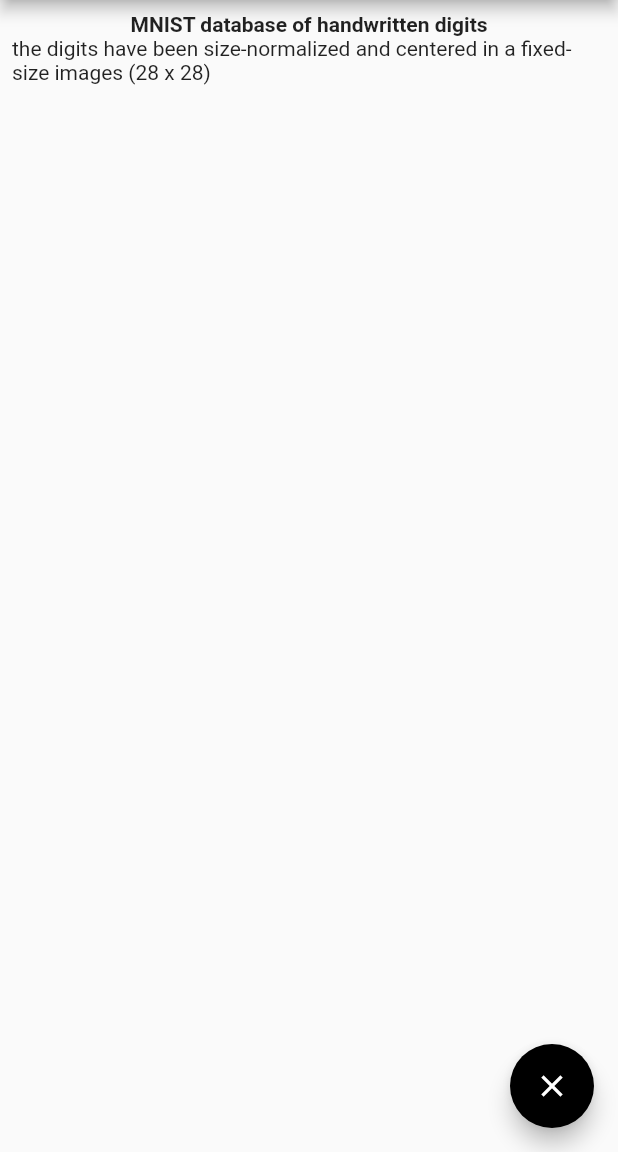
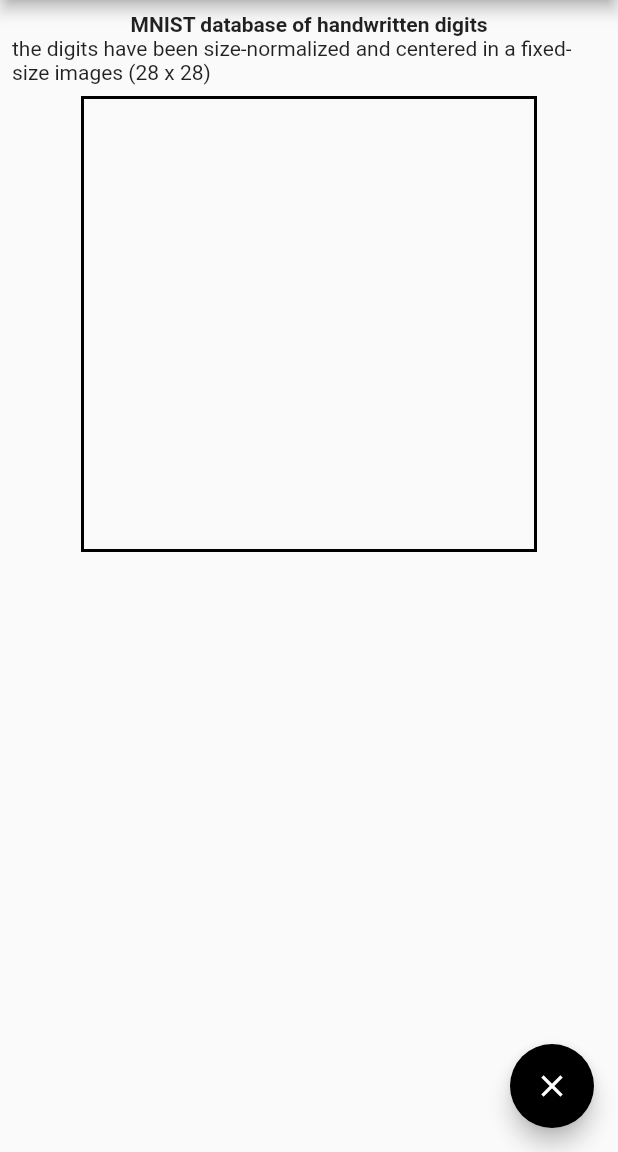
Before and after one commit to lxcao/flutter_tfl_digit_recognizer, a Flutter app: the screen it shows after launch, after a tap on the "clear" icon, on a phone screen of 412 x 824 dp, the part 84-1236 px from its top. Run offline on Flutter 3.47's test engine with Material 2 defaults, Android fonts, the phone set to English and light mode, and no system bars; missing offline and left inert: tflite.

```diff
--- a/lib/pages/draw_page.dart
+++ b/lib/pages/draw_page.dart
@@ -2,11 +2,13 @@
  * @Author: clingxin
  * @Date: 2021-05-14 09:20:36
  * @LastEditors: clingxin
- * @LastEditTime: 2021-05-14 09:50:00
+ * @LastEditTime: 2021-05-14 13:35:27
  * @FilePath: /flutter_tfl_digit_recognizer/lib/pages/draw_page.dart
  */
 import 'package:flutter/material.dart';
+import 'package:flutter_tfl_digit_recognizer/pages/drawing_painter.dart';
 import 'package:flutter_tfl_digit_recognizer/services/recognizer.dart';
+import 'package:flutter_tfl_digit_recognizer/utils/constants.dart';
 
 class DrawPage extends StatefulWidget {
   @override
@@ -15,6 +17,7 @@ class DrawPage extends StatefulWidget {
 
 class _DrawPageState extends State<DrawPage> {
   final _recognizer = Recognizer();
+  final _points = List<Offset>();
 
   @override
   void initState() {
@@ -52,11 +55,44 @@ class _DrawPageState extends State<DrawPage> {
               ),
             ],
           ),
+          Container(
+            width: Constants.canvasSize + Constants.borderSize * 2,
+            height: Constants.canvasSize + Constants.borderSize * 2,
+            decoration: BoxDecoration(
+                border: Border.all(
+              color: Colors.black,
+              width: Constants.borderSize,
+            )),
+            child: GestureDetector(
+              onPanUpdate: (details) {
+                Offset _localPosition = details.localPosition;
+                if (_localPosition.dx >= 0 &&
+                    _localPosition.dx <= Constants.canvasSize &&
+                    _localPosition.dy >= 0 &&
+                    _localPosition.dy <= Constants.canvasSize) {
+                  setState(() {
+                    _points.add(_localPosition);
+                  });
+                }
+              },
+              onPanEnd: (details) {
+                _points.add(null);
+                _recognize();
+              },
+              child: CustomPaint(
+                painter: DrawingPainter(_points),
+              ),
+            ),
+          ),
         ],
       ),
       floatingActionButton: FloatingActionButton(
         child: Icon(Icons.clear),
-        onPressed: () {},
+        onPressed: () {
+          setState(() {
+            _points.clear();
+          });
+        },
       ),
     );
   }
@@ -65,4 +101,9 @@ class _DrawPageState extends State<DrawPage> {
     var res = await _recognizer.loadModel();
     print(res);
   }
+
+  void _recognize() async {
+    List<dynamic> pred = await _recognizer.recognize(_points);
+    print(pred);
+  }
 }
--- /dev/null
+++ b/lib/pages/drawing_painter.dart
@@ -0,0 +1,36 @@
+/*
+ * @Author: clingxin
+ * @Date: 2021-05-14 11:13:16
+ * @LastEditors: clingxin
+ * @LastEditTime: 2021-05-14 13:14:25
+ * @FilePath: /flutter_tfl_digit_recognizer/lib/pages/drawing_painter.dart
+ */
+
+import 'package:flutter/material.dart';
+import '../utils/constants.dart';
+
+class DrawingPainter extends CustomPainter {
+  final List<Offset> points;
+
+  DrawingPainter(this.points);
+
+  final Paint _paint = Paint()
+    ..strokeCap = StrokeCap.round
+    ..color = Colors.black
+    ..strokeWidth = Constants.strokeWidth;
+
+  @override
+  void paint(Canvas canvas, Size size) {
+    //print(size);
+    for (int i = 0; i < points.length - 1; i++) {
+      if (points[i] != null && points[i + 1] != null) {
+        canvas.drawLine(points[i], points[i + 1], _paint);
+      }
+    }
+  }
+
+  @override
+  bool shouldRepaint(CustomPainter oldDelegate) {
+    return true;
+  }
+}
--- /dev/null
+++ b/lib/utils/constants.dart
@@ -0,0 +1,16 @@
+/*
+ * @Author: clingxin
+ * @Date: 2021-05-14 11:17:33
+ * @LastEditors: clingxin
+ * @LastEditTime: 2021-05-14 11:18:57
+ * @FilePath: /flutter_tfl_digit_recognizer/lib/utils/constants.dart
+ */
+class Constants {
+  static double canvasSize = 300;
+  static double borderSize = 2;
+
+  static double imageSize = 300;
+  static int mnistImageSize = 28;
+
+  static double strokeWidth = 8;
+}
```
Also changed, not shown: lib/services/recognizer.dart (+82 -2 lines).
